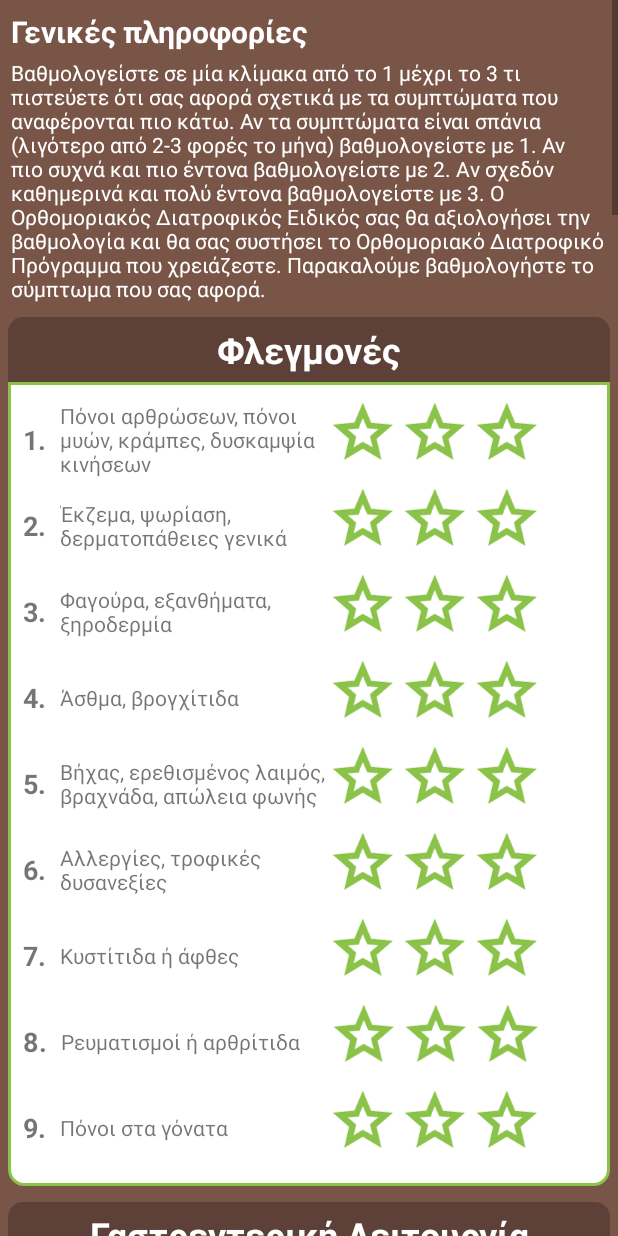
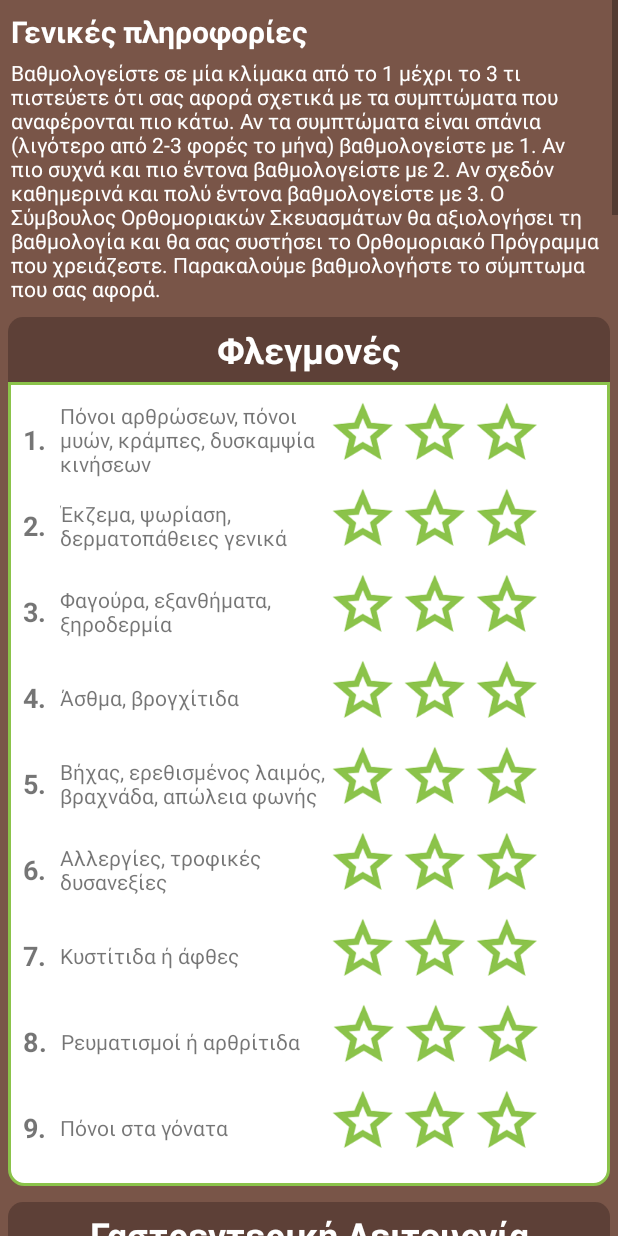
Before and after one commit to farmaker47/ViewPager-master, an Android app: the layout fragment_erotiseis_ygeia.xml on its own in the app's theme, with its tools: preview values and no code run, on a phone screen of 412 x 824 dp. Run offline under Robolectric (Android 15) with nearby library versions, the phone set to English and light mode, and no system bars.

Commit message:
final for uploading

```diff
--- a/app/build.gradle
+++ b/app/build.gradle
@@ -9,8 +9,8 @@ android {
         applicationId "com.euzin.android.viewpager"
         minSdkVersion 16
         targetSdkVersion 26
-        versionCode 9
-        versionName "9.0"
+        versionCode 12
+        versionName "12.0"
     }
     lintOptions{
         abortOnError false
--- a/app/src/main/java/com/euzin/android/viewpager/FlexibleSpaceWithImageWithViewPagerTab2Activity.java
+++ b/app/src/main/java/com/euzin/android/viewpager/FlexibleSpaceWithImageWithViewPagerTab2Activity.java
@@ -672,6 +672,7 @@ public class FlexibleSpaceWithImageWithViewPagerTab2Activity extends AppCompatAc
             String onomaString = mOnoma.getText().toString();
 
             Intent email = new Intent(Intent.ACTION_SEND);
+            email.setData(Uri.parse("mailto:"));
             email.putExtra(Intent.EXTRA_EMAIL, new String[]{"ef-zin@hotmail.com"});
             email.putExtra(Intent.EXTRA_SUBJECT, getResources().getString(R.string.emailSubject));
             email.putExtra(Intent.EXTRA_TEXT, getResources().getString(R.string.hello) + " " + onomaString + " " + eponimoString + " " + getResources().getString(R.string.apostelo) + " " +
@@ -681,7 +682,7 @@ public class FlexibleSpaceWithImageWithViewPagerTab2Activity extends AppCompatAc
             Uri uri = FileProvider.getUriForFile(FlexibleSpaceWithImageWithViewPagerTab2Activity.this, getApplicationContext().getPackageName() + ".my.package.name.provider",
                     new File(Environment.getExternalStorageDirectory().getAbsolutePath() + "/EuZin", "EuZin.pdf"));
             email.putExtra(Intent.EXTRA_STREAM, uri);
-            email.setType("*/*");
+            email.setType("application/pdf");
             email.addFlags(Intent.FLAG_GRANT_READ_URI_PERMISSION);
             email.addFlags(Intent.FLAG_ACTIVITY_NEW_TASK);
             if (email.resolveActivity(getPackageManager()) != null) {
--- a/app/src/main/res/values/strings.xml
+++ b/app/src/main/res/values/strings.xml
@@ -48,7 +48,9 @@
 
     </string-array>
 
-    <string name="textInfo">Βαθμολογείστε σε μία κλίμακα από το 1 μέχρι το 3 τι πιστεύετε ότι σας αφορά σχετικά με τα συμπτώματα που αναφέρονται πιο κάτω. Αν τα συμπτώματα είναι σπάνια (λιγότερο από 2-3 φορές το μήνα) βαθμολογείστε με 1. Αν πιο συχνά και πιο έντονα βαθμολογείστε με 2. Αν σχεδόν καθημερινά και πολύ έντονα βαθμολογείστε με 3. Ο Ορθομοριακός Διατροφικός Ειδικός σας θα αξιολογήσει την βαθμολογία και θα σας συστήσει το Ορθομοριακό Διατροφικό Πρόγραμμα που χρειάζεστε. Παρακαλούμε βαθμολογήστε το σύμπτωμα που σας αφορά.</string>
+    <string name="textInfo">Βαθμολογείστε σε μία κλίμακα από το 1 μέχρι το 3 τι πιστεύετε ότι σας αφορά σχετικά με τα συμπτώματα που αναφέρονται πιο κάτω.
+        Αν τα συμπτώματα είναι σπάνια (λιγότερο από 2-3 φορές το μήνα) βαθμολογείστε με 1. Αν πιο συχνά και πιο έντονα βαθμολογείστε με 2. Αν σχεδόν καθημερινά και πολύ έντονα βαθμολογείστε με 3.
+        Ο Σύμβουλος Ορθομοριακών Σκευασμάτων θα αξιολογήσει τη βαθμολογία και θα σας συστήσει το Ορθομοριακό Πρόγραμμα που χρειάζεστε. Παρακαλούμε βαθμολογήστε το σύμπτωμα που σας αφορά.</string>
     <string name="emailSubject">Ερωτηματολόγιο ΕΥ ΖΗΝ</string>
     <string name="title_activity_eu_zin_drawer">ΕΥ ΖΗΝ</string>
 
```
